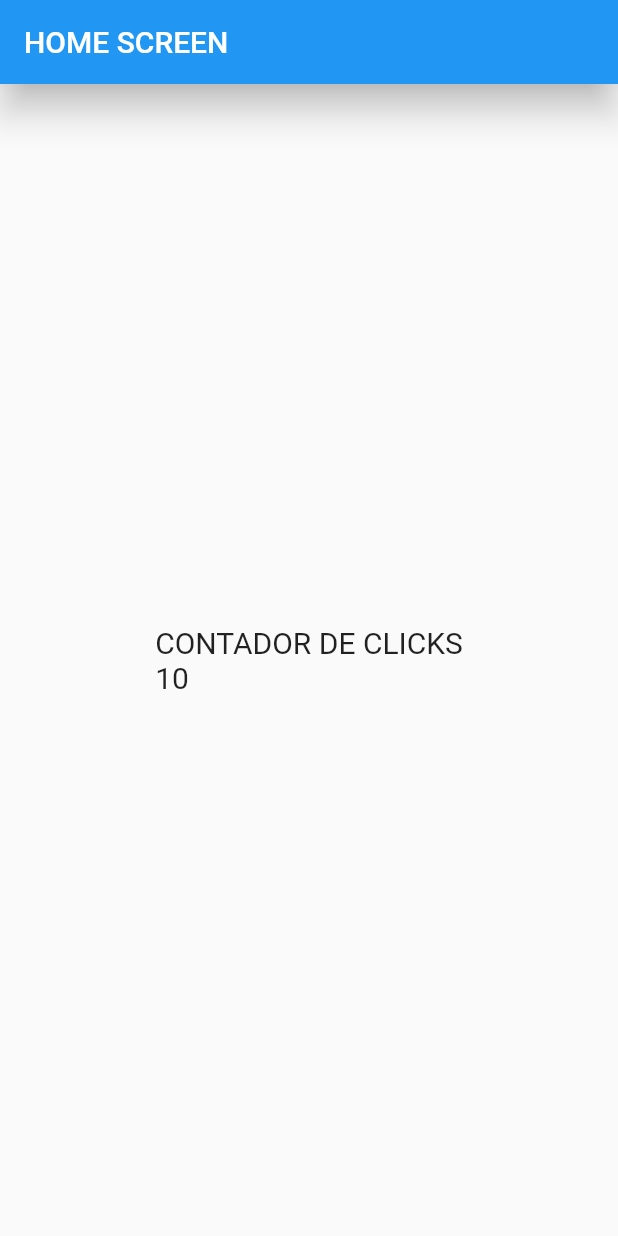
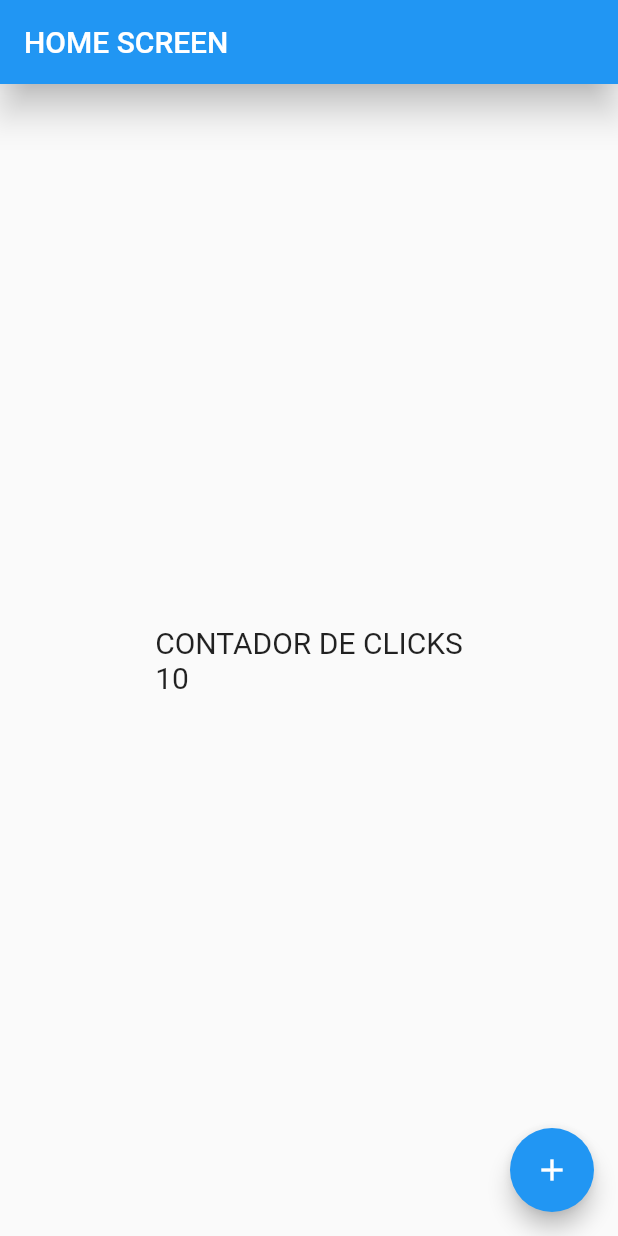
Before and after one commit to luiscg01/proyecto_flutter, a Flutter app: the screen it shows after launch, on a phone screen of 412 x 824 dp. Run offline on Flutter 3.47's test engine with Material 2 defaults, Android fonts, the phone set to English and light mode, and no system bars.

Commit message:
Boton Flotante

```diff
--- a/lib/screens/home_screen.dart
+++ b/lib/screens/home_screen.dart
@@ -20,6 +20,12 @@ class HomeScreen extends StatelessWidget {
               ],
             ),
       ),
+      floatingActionButton: FloatingActionButton(
+        child: const Icon(Icons.add),
+        onPressed: () {
+          print('HOLA MUNDO');
+        } ,
+      ),
     );
   }
 
```
